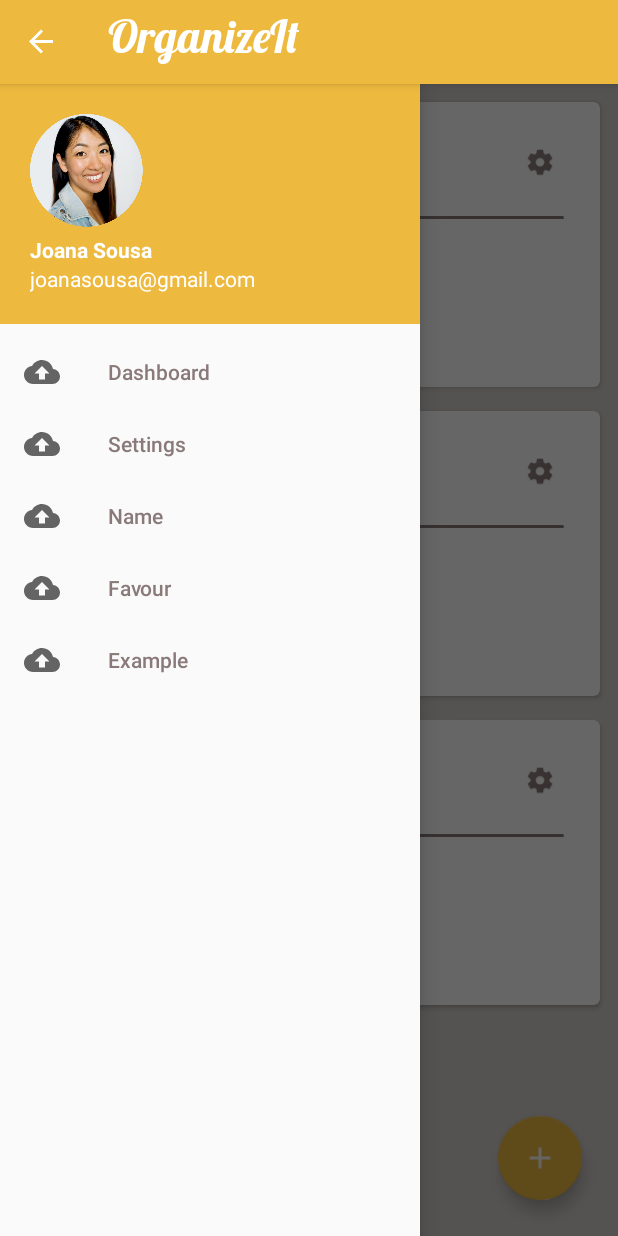
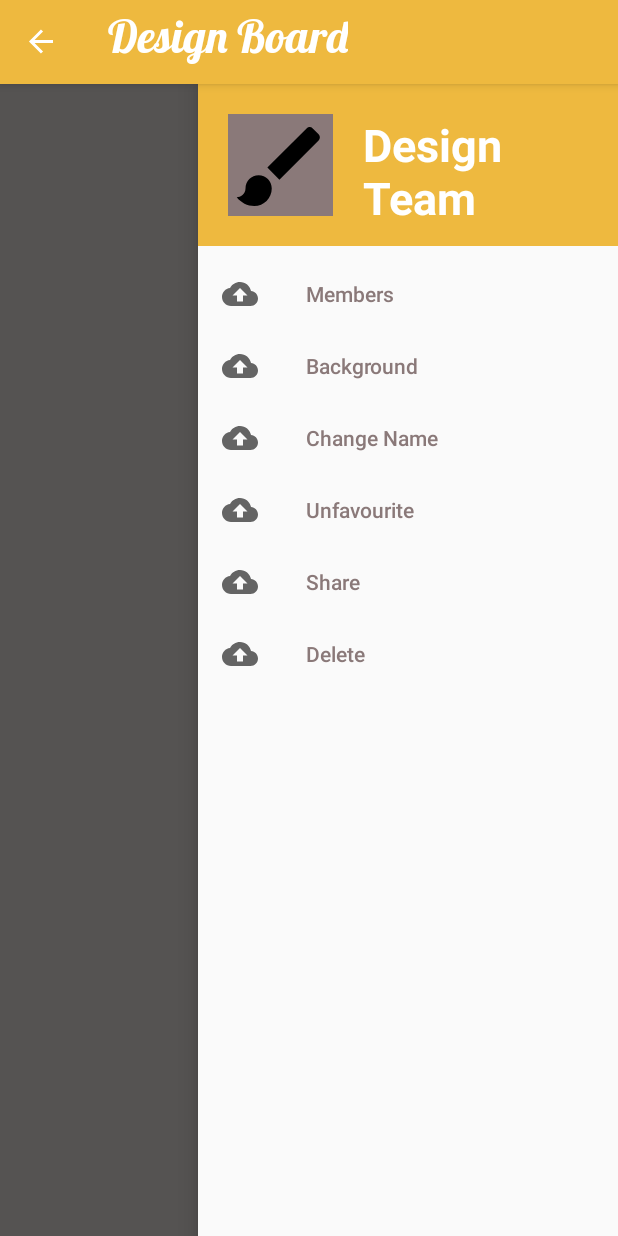
Before and after one commit to TomasCostaK/OrganizeIt, an Android app: the screen it shows after launch (MainActivity before the commit, Board after it), with the side drawer open, on a phone screen of 412 x 824 dp. Run offline under Robolectric (Android 15) with nearby library versions, the phone set to English and light mode, and no system bars.

Commit message:
Added Tasks page and drawer

```diff
--- a/app/src/main/AndroidManifest.xml
+++ b/app/src/main/AndroidManifest.xml
@@ -9,13 +9,26 @@
         android:roundIcon="@mipmap/ic_launcher_round"
         android:supportsRtl="true"
         android:theme="@style/AppTheme">
-        <activity android:name=".MainActivity">
+
+        <activity android:name=".MainActivity"
+            android:label="MainDrawer">>
             <intent-filter>
                 <action android:name="android.intent.action.MAIN" />
 
                 <category android:name="android.intent.category.LAUNCHER" />
             </intent-filter>
         </activity>
+
+        <activity
+            android:name=".Board"
+            android:label="Tasks">
+            <intent-filter>
+                <action android:name="android.intent.action.MAIN" />
+
+                <category android:name="android.intent.category.LAUNCHER" />
+            </intent-filter>
+        </activity>
+
         <meta-data
             android:name="preloaded_fonts"
             android:resource="@array/preloaded_fonts" />
--- /dev/null
+++ b/app/src/main/java/com/example/drawer/Board.java
@@ -0,0 +1,53 @@
+package com.example.drawer;
+
+import android.os.Bundle;
+import android.support.design.widget.FloatingActionButton;
+import android.support.design.widget.Snackbar;
+import android.support.v4.widget.DrawerLayout;
+import android.support.v7.app.ActionBarDrawerToggle;
+import android.support.v7.app.AppCompatActivity;
+import android.support.v7.widget.LinearLayoutManager;
+import android.support.v7.widget.RecyclerView;
+import android.support.v7.widget.Toolbar;
+import android.view.MenuItem;
+import android.view.View;
+
+import java.util.ArrayList;
+
+public class Board extends AppCompatActivity {
+    // Drawer Variables
+    private DrawerLayout mDrawerlayout;
+    private ActionBarDrawerToggle mToggle;
+
+
+    @Override
+    protected void onCreate(Bundle savedInstanceState) {
+        super.onCreate(savedInstanceState);
+        setContentView(R.layout.tasks);
+
+        //Plus Button
+
+        FloatingActionButton fbtn = (FloatingActionButton) findViewById(R.id.ftbn3);
+        fbtn.setOnClickListener(new View.OnClickListener() {
+            @Override
+            public void onClick(View v) {
+                Snackbar snackbar = Snackbar.make(v, "Going to create task", Snackbar.LENGTH_SHORT);
+                snackbar.show();
+            }
+        });
+
+        // DRAWER
+        mDrawerlayout = (DrawerLayout) findViewById(R.id.drawerTasks);
+        mToggle = new ActionBarDrawerToggle(this, mDrawerlayout,R.string.open, R.string.close);
+        mDrawerlayout.addDrawerListener(mToggle);
+        mToggle.syncState();
+        getSupportActionBar().setDisplayHomeAsUpEnabled(true);
+        // END DRAWER
+
+        //ACTION BAR
+        getSupportActionBar().setTitle("Design Board");
+
+
+    }
+
+}
--- /dev/null
+++ b/app/src/main/res/drawable/ic_brush_black_24dp.xml
@@ -0,0 +1,9 @@
+<vector xmlns:android="http://schemas.android.com/apk/res/android"
+        android:width="24dp"
+        android:height="24dp"
+        android:viewportWidth="24.0"
+        android:viewportHeight="24.0">
+    <path
+        android:fillColor="#FF000000"
+        android:pathData="M7,14c-1.66,0 -3,1.34 -3,3 0,1.31 -1.16,2 -2,2 0.92,1.22 2.49,2 4,2 2.21,0 4,-1.79 4,-4 0,-1.66 -1.34,-3 -3,-3zM20.71,4.63l-1.34,-1.34c-0.39,-0.39 -1.02,-0.39 -1.41,0L9,12.25 11.75,15l8.96,-8.96c0.39,-0.39 0.39,-1.02 0,-1.41z"/>
+</vector>
--- /dev/null
+++ b/app/src/main/res/layout/headertasks.xml
@@ -0,0 +1,26 @@
+<?xml version="1.0" encoding="utf-8"?>
+<LinearLayout
+    xmlns:android="http://schemas.android.com/apk/res/android"
+    android:layout_width="match_parent"
+    android:layout_height="108dp"
+    android:background="@color/colorPrimary"
+    android:orientation="horizontal"
+    android:padding="20dp">
+
+    <ImageView
+        android:src="@drawable/ic_brush_black_24dp"
+        android:layout_width="70dp"
+        android:background="@color/colorPrimaryDark"
+        android:layout_height="70dp" />
+    <TextView
+        android:layout_width="wrap_content"
+        android:layout_height="wrap_content"
+        android:textSize="30dp"
+        android:text="@string/board_name"
+        android:textColor="@color/white"
+        android:layout_marginLeft="20dp"
+        android:layout_gravity="center_vertical"
+        android:textStyle="bold"
+        />
+
+</LinearLayout>
--- /dev/null
+++ b/app/src/main/res/layout/tasks.xml
@@ -0,0 +1,49 @@
+<?xml version="1.0" encoding="utf-8"?>
+<android.support.v4.widget.DrawerLayout xmlns:android="http://schemas.android.com/apk/res/android"
+    xmlns:app="http://schemas.android.com/apk/res-auto"
+    xmlns:tools="http://schemas.android.com/tools"
+    android:id="@+id/drawerTasks"
+    android:layout_width="match_parent"
+    android:layout_height="match_parent"
+    tools:context=".Board">
+
+    <RelativeLayout
+        android:layout_width="match_parent"
+        android:layout_height="match_parent">
+
+        <android.support.v7.widget.RecyclerView
+            android:id="@+id/recyclerView"
+            android:layout_width="match_parent"
+            android:layout_height="match_parent"
+            android:padding="4dp"
+            android:background="#D6D1CD"
+            android:scrollbars="vertical"
+            >
+        </android.support.v7.widget.RecyclerView>
+
+        <android.support.design.widget.FloatingActionButton
+            android:id="@+id/ftbn3"
+            android:layout_width="wrap_content"
+            android:layout_height="wrap_content"
+            android:layout_alignParentBottom="true"
+            android:layout_alignParentEnd="true"
+            android:layout_marginRight="24dp"
+            android:layout_marginBottom="24dp"
+            app:backgroundTint="@color/colorPrimary"
+            android:src="@drawable/plus_sign" />
+
+    </RelativeLayout>
+
+
+    <android.support.design.widget.NavigationView
+        android:layout_width="wrap_content"
+        android:layout_height="match_parent"
+        android:layout_gravity="end"
+        app:headerLayout="@layout/headertasks"
+        app:itemTextColor="@color/colorPrimaryDark"
+        app:menu="@menu/drawertasks">
+    </android.support.design.widget.NavigationView>
+
+
+
+</android.support.v4.widget.DrawerLayout>
--- /dev/null
+++ b/app/src/main/res/menu/drawertasks.xml
@@ -0,0 +1,9 @@
+<?xml version="1.0" encoding="utf-8"?>
+<menu xmlns:android="http://schemas.android.com/apk/res/android">
+    <item android:id="@+id/Members" android:title="Members" android:icon="@drawable/ic_backup_black_24dp"></item>
+    <item android:id="@+id/background" android:title="Background" android:icon="@drawable/ic_backup_black_24dp"></item>
+    <item android:id="@+id/changeName" android:title="Change Name" android:icon="@drawable/ic_backup_black_24dp"></item>
+    <item android:id="@+id/unfavourite" android:title="Unfavourite" android:icon="@drawable/ic_backup_black_24dp"></item>
+    <item android:id="@+id/share" android:title="Share" android:icon="@drawable/ic_backup_black_24dp"></item>
+    <item android:id="@+id/delete" android:title="Delete" android:icon="@drawable/ic_backup_black_24dp"></item>
+</menu>
--- /dev/null
+++ b/app/src/main/res/values/dimens.xml
@@ -0,0 +1,3 @@
+<resources>
+    <dimen name="fab_margin">16dp</dimen>
+</resources>
--- a/app/src/main/res/values/strings.xml
+++ b/app/src/main/res/values/strings.xml
@@ -3,4 +3,6 @@
     <string name="open">Open</string>
     <string name="close">Close</string>
     <string name="favorite_boards">Favorite Boards</string>
+    <string name="title_activity_board">Board</string>
+    <string name="board_name">Design Team</string>
 </resources>
--- a/app/src/main/res/values/styles.xml
+++ b/app/src/main/res/values/styles.xml
@@ -15,4 +15,13 @@
         <item name="android:textSize">30sp</item>
     </style>
 
+    <style name="AppTheme.NoActionBar">
+        <item name="windowActionBar">false</item>
+        <item name="windowNoTitle">true</item>
+    </style>
+
+    <style name="AppTheme.AppBarOverlay" parent="ThemeOverlay.AppCompat.Dark.ActionBar" />
+
+    <style name="AppTheme.PopupOverlay" parent="ThemeOverlay.AppCompat.Light" />
+
 </resources>
```
